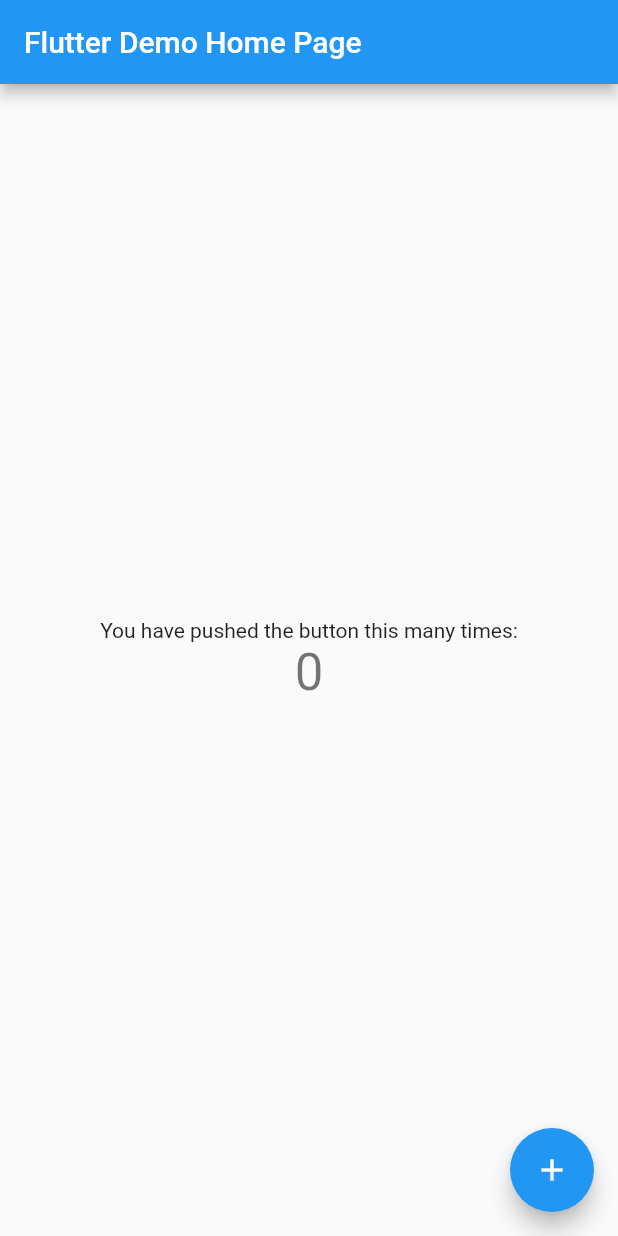
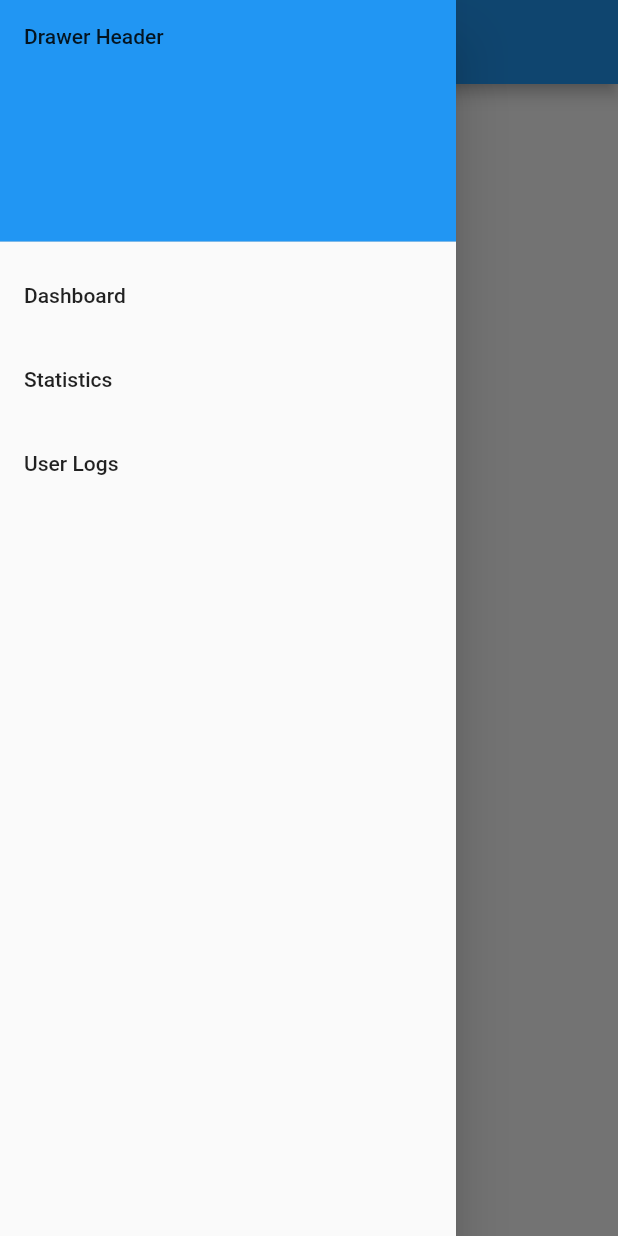
Before and after one commit to aetvictoria/flutter_appv2, a Flutter app: the screen it shows after launch, with the side drawer open (before the commit the screen has no drawer), on a phone screen of 412 x 824 dp. Run offline on Flutter 3.47's test engine with Material 2 defaults, Android fonts, the phone set to English and light mode, and no system bars.

Commit message:
Added Drawer with Navigation thru pages

```diff
--- a/lib/main.dart
+++ b/lib/main.dart
@@ -1,4 +1,6 @@
 import 'package:flutter/material.dart';
+import 'package:flutter_appv2/statistics_screen.dart';
+import 'package:flutter_appv2/userlogs_screen.dart';
 
 void main() {
   runApp(MyApp());
@@ -6,108 +8,126 @@ void main() {
 
 class MyApp extends StatelessWidget {
   // This widget is the root of your application.
+  //
+  final appTitle = 'Flutter Demo';
+
   @override
   Widget build(BuildContext context) {
     return MaterialApp(
       title: 'Flutter Demo',
       theme: ThemeData(
-        // This is the theme of your application.
-        //
-        // Try running your application with "flutter run". You'll see the
-        // application has a blue toolbar. Then, without quitting the app, try
-        // changing the primarySwatch below to Colors.green and then invoke
-        // "hot reload" (press "r" in the console where you ran "flutter run",
-        // or simply save your changes to "hot reload" in a Flutter IDE).
-        // Notice that the counter didn't reset back to zero; the application
-        // is not restarted.
         primarySwatch: Colors.blue,
       ),
-      home: MyHomePage(title: 'Flutter Demo Home Page'),
+      home: MyHomePage(title: appTitle,
+
+      ),
     );
   }
 }
 
 class MyHomePage extends StatefulWidget {
-  MyHomePage({Key key, this.title}) : super(key: key);
-
-  // This widget is the home page of your application. It is stateful, meaning
-  // that it has a State object (defined below) that contains fields that affect
-  // how it looks.
-
-  // This class is the configuration for the state. It holds the values (in this
-  // case the title) provided by the parent (in this case the App widget) and
-  // used by the build method of the State. Fields in a Widget subclass are
-  // always marked "final".
+  const MyHomePage({Key key, this.title}) : super(key: key);
 
   final String title;
 
   @override
-  _MyHomePageState createState() => _MyHomePageState();
-}
+  _HomePageState createState() => _HomePageState();
 
-class _MyHomePageState extends State<MyHomePage> {
-  int _counter = 0;
+  }
 
-  void _incrementCounter() {
-    setState(() {
-      // This call to setState tells the Flutter framework that something has
-      // changed in this State, which causes it to rerun the build method below
-      // so that the display can reflect the updated values. If we changed
-      // _counter without calling setState(), then the build method would not be
-      // called again, and so nothing would appear to happen.
-      _counter++;
-    });
-  }
+class _HomePageState extends State<MyHomePage> {
 
   @override
   Widget build(BuildContext context) {
-    // This method is rerun every time setState is called, for instance as done
-    // by the _incrementCounter method above.
-    //
-    // The Flutter framework has been optimized to make rerunning build methods
-    // fast, so that you can just rebuild anything that needs updating rather
-    // than having to individually change instances of widgets.
     return Scaffold(
-      appBar: AppBar(
-        // Here we take the value from the MyHomePage object that was created by
-        // the App.build method, and use it to set our appbar title.
-        title: Text(widget.title),
-      ),
-      body: Center(
-        // Center is a layout widget. It takes a single child and positions it
-        // in the middle of the parent.
-        child: Column(
-          // Column is also a layout widget. It takes a list of children and
-          // arranges them vertically. By default, it sizes itself to fit its
-          // children horizontally, and tries to be as tall as its parent.
-          //
-          // Invoke "debug painting" (press "p" in the console, choose the
-          // "Toggle Debug Paint" action from the Flutter Inspector in Android
-          // Studio, or the "Toggle Debug Paint" command in Visual Studio Code)
-          // to see the wireframe for each widget.
-          //
-          // Column has various properties to control how it sizes itself and
-          // how it positions its children. Here we use mainAxisAlignment to
-          // center the children vertically; the main axis here is the vertical
-          // axis because Columns are vertical (the cross axis would be
-          // horizontal).
-          mainAxisAlignment: MainAxisAlignment.center,
-          children: <Widget>[
-            Text(
-              'You have pushed the button this many times:',
-            ),
-            Text(
-              '$_counter',
-              style: Theme.of(context).textTheme.headline4,
-            ),
-          ],
-        ),
-      ),
-      floatingActionButton: FloatingActionButton(
-        onPressed: _incrementCounter,
-        tooltip: 'Increment',
-        child: Icon(Icons.add),
-      ), // This trailing comma makes auto-formatting nicer for build methods.
+      appBar: AppBar(title: Text('Drawer')),
+      drawer: new MyDrawer(),
     );
   }
 }
+
+class MyDrawer extends StatelessWidget {
+  @override
+  Widget build(BuildContext context) {
+    return Drawer(
+      child: new ListView(
+        padding: EdgeInsets.zero,
+        children: <Widget>[
+          DrawerHeader(
+            child: Text('Drawer Header'),
+            decoration: BoxDecoration(
+              color: Colors.blue,
+            ),
+          ),
+          ListTile(
+            title: Text('Dashboard'),
+            onTap: () {
+
+              Navigator.pop(context);
+              Navigator.pushReplacement(context,
+                  new MaterialPageRoute(builder: (context) => new MyHomePage()));
+
+            },
+          ),
+          ListTile(
+            title: Text('Statistics'),
+            onTap: () {
+
+              Navigator.pop(context);
+              Navigator.pushReplacement(context,
+                  new MaterialPageRoute(builder: (context) => new StatisticsScreen()));
+            },
+          ),
+          ListTile(
+            title: Text('User Logs'),
+            onTap: () {
+
+              Navigator.pop(context);
+              Navigator.pushReplacement(context,
+                  new MaterialPageRoute(builder: (context) => new UserLogs()));
+
+            },
+          ),
+        ],
+      ),
+    );
+  }
+}
+
+// class FirstRoute extends StatelessWidget {
+//   @override
+//   Widget build(BuildContext context) {
+//     return Scaffold(
+//       appBar: AppBar(
+//         title: Text('First Route'),
+//       ),
+//       body: Center(
+//         child: ElevatedButton(
+//           child: Text('Open route'),
+//           onPressed: () {
+//             // Navigate to second route when tapped.
+//           },
+//         ),
+//       ),
+//     );
+//   }
+// }
+
+// class SecondRoute extends StatelessWidget {
+//   @override
+//   Widget build(BuildContext context) {
+//     return Scaffold(
+//       appBar: AppBar(
+//         title: Text("Second Route"),
+//       ),
+//       body: Center(
+//         child: ElevatedButton(
+//           onPressed: () {
+//             // Navigate back to first route when tapped.
+//           },
+//           child: Text('Go back!'),
+//         ),
+//       ),
+//     );
+//   }
+// }
--- /dev/null
+++ b/lib/statistics_screen.dart
@@ -0,0 +1,15 @@
+import 'package:flutter/material.dart';
+import 'package:flutter_appv2/main.dart';
+
+class StatisticsScreen extends StatelessWidget {
+  @override
+  Widget build(BuildContext context) {
+    return Scaffold(
+      appBar: AppBar(
+        title: Text('Statistics'),
+        ),
+        body: Text('Success'),
+        drawer: MyDrawer(),
+    );
+  }
+}
--- /dev/null
+++ b/lib/userlogs_screen.dart
@@ -0,0 +1,15 @@
+import 'package:flutter/material.dart';
+import 'package:flutter_appv2/main.dart';
+
+class UserLogs extends StatelessWidget {
+  @override
+  Widget build(BuildContext context) {
+    return Scaffold(
+      appBar: AppBar(
+        title: Text('User Logs'),
+        ),
+        body: Text('Success'),
+        drawer: MyDrawer(),
+    );
+  }
+}
```
